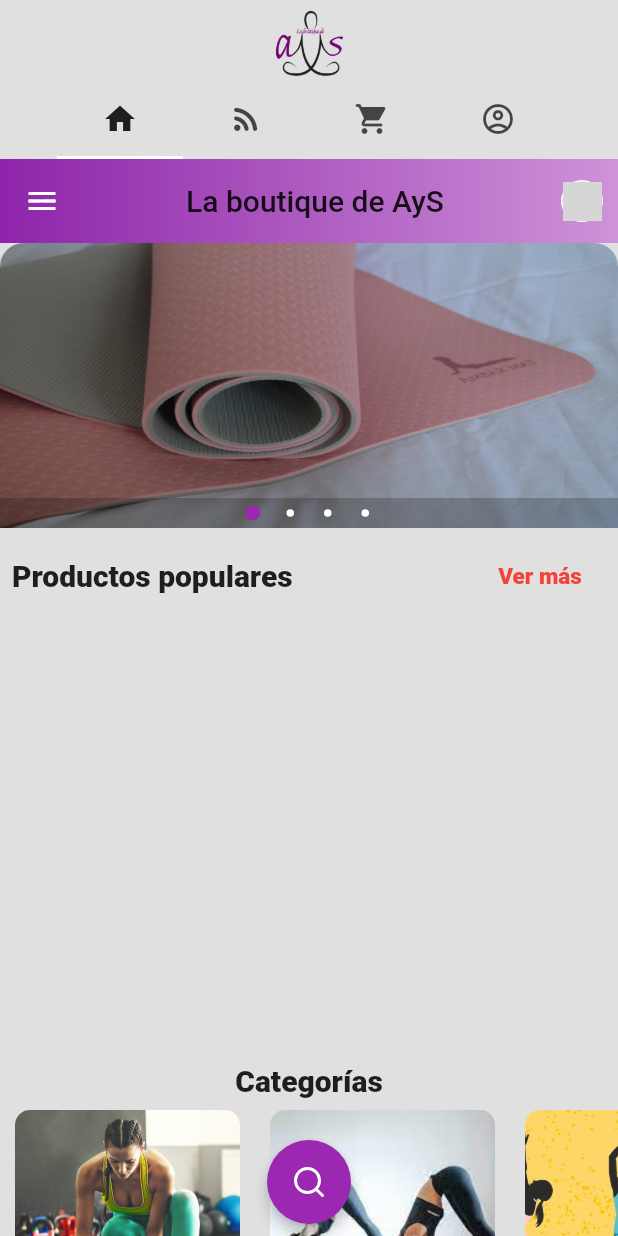
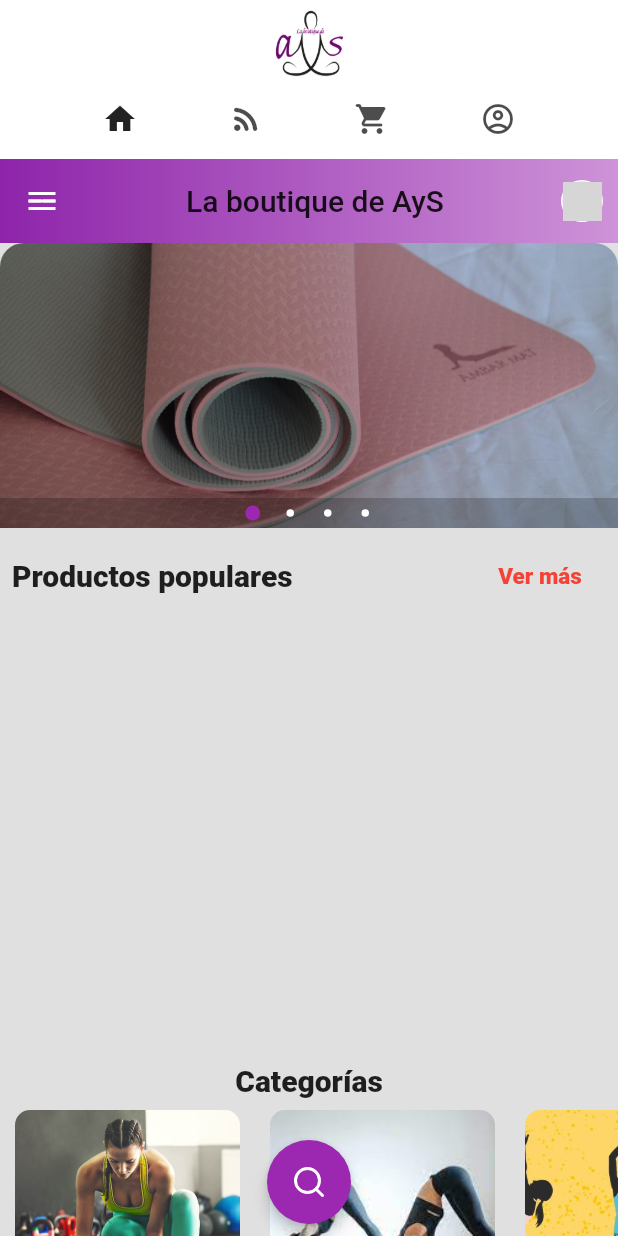
Before and after one commit to nvalfre/la-boutique-de-ays, a Flutter app: the screen it shows once a user with an empty profile is signed in, on a phone screen of 412 x 824 dp. Run offline on Flutter 3.47's test engine with Material 2 defaults, Android fonts, the phone set to English and light mode, and no system bars; drawn by our look-alikes of backdrop, carousel_pro; our stand-ins replace badges, cached_network_image, cloud_firestore, firebase_auth, firebase_core, firebase_storage and 8 more; missing offline and left inert: list_tile_switch, stripe_payment; accounts and stored records are empty; network calls fail; grey boxes are pictures that could not be loaded.

```diff
--- a/lib/main.dart
+++ b/lib/main.dart
@@ -17,7 +17,7 @@ import 'provider/cart_provider.dart';
 import 'provider/favs_provider.dart';
 import 'screens/auth/login.dart';
 import 'screens/auth/sign_up.dart';
-import 'screens/bottom_bar.dart';
+import 'screens/top_app_bar.dart';
 import 'screens/cart/cart.dart';
 import 'screens/feeds.dart';
 import 'screens/user_state.dart';
@@ -113,7 +113,7 @@ class _MyAppState extends State<MyApp> {
                         CategoriesFeedsScreen(),
                     LoginScreen.routeName: (ctx) => LoginScreen(),
                     SignUpScreen.routeName: (ctx) => SignUpScreen(),
-                    BottomBarScreen.routeName: (ctx) => BottomBarScreen(),
+                    TopBarScreen.routeName: (ctx) => TopBarScreen(),
                     UploadProductForm.routeName: (ctx) => UploadProductForm(),
                     ForgetPassword.routeName: (ctx) => ForgetPassword(),
                     OrderScreen.routeName: (ctx) => OrderScreen(),
--- a/lib/screens/home.dart
+++ b/lib/screens/home.dart
@@ -89,7 +89,8 @@ class _HomeState extends State<Home> {
               height: 190.0,
               width: double.infinity,
               child: Carousel(
-                boxFit: BoxFit.fill,
+                boxFit: BoxFit.cover,
+                //boxFit: BoxFit.fill,
                 autoplay: true,
                 animationCurve: Curves.fastOutSlowIn,
                 animationDuration: Duration(milliseconds: 1000),
--- a/lib/screens/main_screen.dart
+++ b/lib/screens/main_screen.dart
@@ -1,13 +1,13 @@
 import 'package:la_boutique_de_a_y_s_app/screens/upload_product_form.dart';
 import 'package:flutter/material.dart';
 
-import 'bottom_bar.dart';
+import 'top_app_bar.dart';
 
 class MainScreens extends StatelessWidget {
   @override
   Widget build(BuildContext context) {
     return PageView(
-      children: [BottomBarScreen(), UploadProductForm()],
+      children: [TopBarScreen(), UploadProductForm()],
     );
   }
 }
--- a/lib/screens/bottom_bar.dart
+++ b/lib/screens/top_app_bar.dart
@@ -7,14 +7,14 @@ import 'cart/cart.dart';
 import 'feeds.dart';
 import 'home.dart';
 
-class BottomBarScreen extends StatefulWidget {
+class TopBarScreen extends StatefulWidget {
   static const routeName = '/BottomBarScreen';
 
   @override
-  _BottomBarScreenState createState() => _BottomBarScreenState();
+  _TopBarScreenState createState() => _TopBarScreenState();
 }
 
-class _BottomBarScreenState extends State<BottomBarScreen>
+class _TopBarScreenState extends State<TopBarScreen>
     with SingleTickerProviderStateMixin {
   int _selectedPageIndex = 1;
   List<Object> pages;
@@ -65,7 +65,9 @@ class _BottomBarScreenState extends State<BottomBarScreen>
   Widget build(BuildContext context) {
     return Scaffold(
       body: getTabBarView(_tabController),
+      backgroundColor: Colors.white,
       appBar: AppBar(
+        backgroundColor: Colors.white,
         bottom: TabBar(
           controller: _tabController,
           isScrollable: true,
```
Also changed, not shown: lib/screens/landing_page.dart (+5 -4 lines), lib/widget/backlayer.dart (+4 -4 lines), pubspec.lock, 8 other files.
